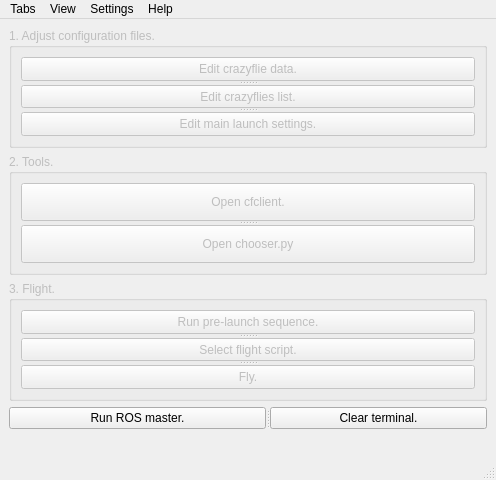
santiagorg2401/crazyGUI, file crazyGUI_mainWindow.ui: the form before one commit.
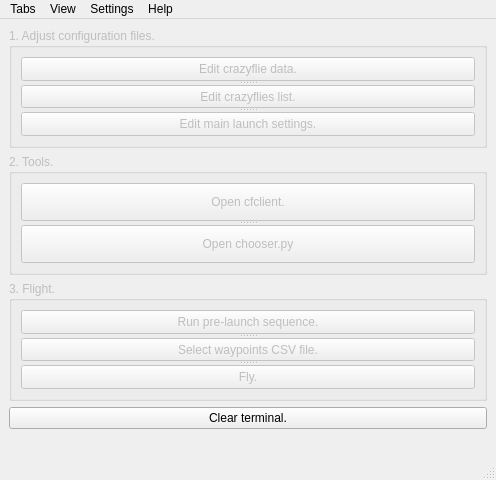
The form after the commit. Icons and pictures are not drawn.

Commit message: Multiprocess issue solved.

What changed in the file:
```diff
--- a/crazyGUI_mainWindow.ui
+++ b/crazyGUI_mainWindow.ui
@@ -103,7 +103,7 @@
          </widget>
          <widget class="QPushButton" name="pushButton3_1">
           <property name="text">
-           <string>Select flight script.</string>
+           <string>Select waypoints CSV file.</string>
           </property>
          </widget>
          <widget class="QPushButton" name="pushButton3_2">
@@ -121,11 +121,6 @@
       <property name="orientation">
        <enum>Qt::Horizontal</enum>
       </property>
-      <widget class="QPushButton" name="pushButton0_1">
-       <property name="text">
-        <string>Run ROS master.</string>
-       </property>
-      </widget>
       <widget class="QPushButton" name="pushButton0_0">
        <property name="text">
         <string>Clear terminal.</string>
```
The commit also changes 2 other files.
